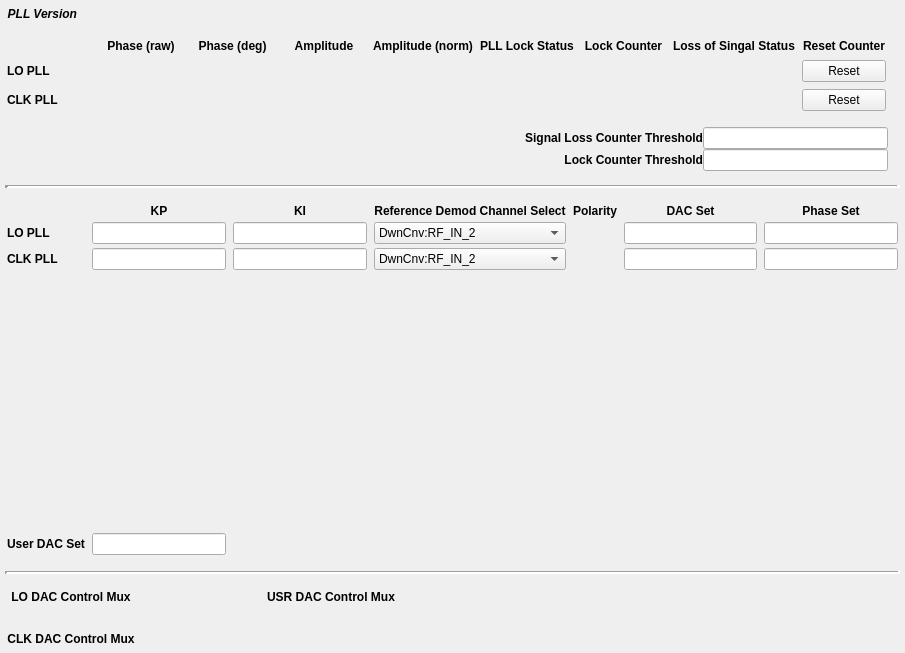
Qt form pll.ui (cristinasewell/ATCA_PyDM_Screens) before a commit.
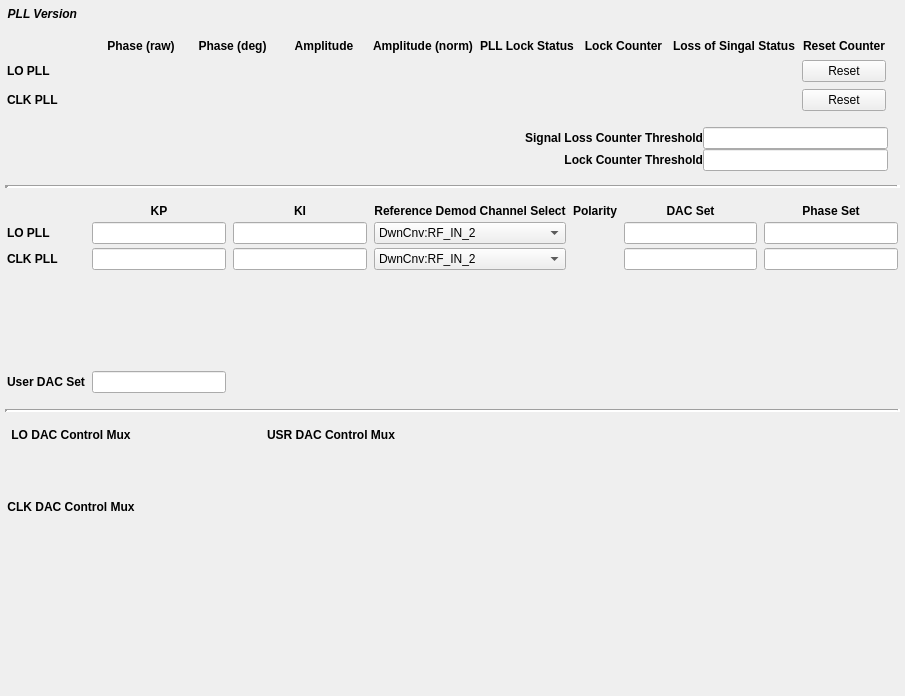
The same form after that commit. Custom widgets are drawn as their Qt base class.

```diff
--- a/pll.ui
+++ b/pll.ui
@@ -7,7 +7,7 @@
     <x>0</x>
     <y>0</y>
     <width>905</width>
-    <height>653</height>
+    <height>696</height>
    </rect>
   </property>
   <property name="windowTitle">
@@ -1088,6 +1088,19 @@
        </property>
       </widget>
      </item>
+     <item>
+      <spacer name="verticalSpacer_4">
+       <property name="orientation">
+        <enum>Qt::Vertical</enum>
+       </property>
+       <property name="sizeHint" stdset="0">
+        <size>
+         <width>20</width>
+         <height>40</height>
+        </size>
+       </property>
+      </spacer>
+     </item>
     </layout>
    </item>
    <item row="2" column="2">
@@ -1317,6 +1330,19 @@
        </property>
       </widget>
      </item>
+     <item>
+      <spacer name="verticalSpacer">
+       <property name="orientation">
+        <enum>Qt::Vertical</enum>
+       </property>
+       <property name="sizeHint" stdset="0">
+        <size>
+         <width>20</width>
+         <height>40</height>
+        </size>
+       </property>
+      </spacer>
+     </item>
     </layout>
    </item>
    <item row="2" column="1">
```
